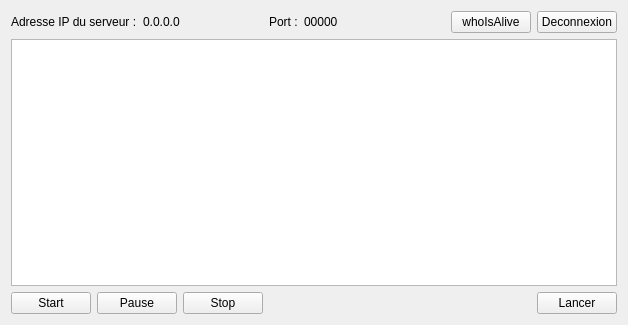
The window that Serveur.ui (ErwanBaud/4DProject-srv) describes before a commit, drawn with Qt 5.
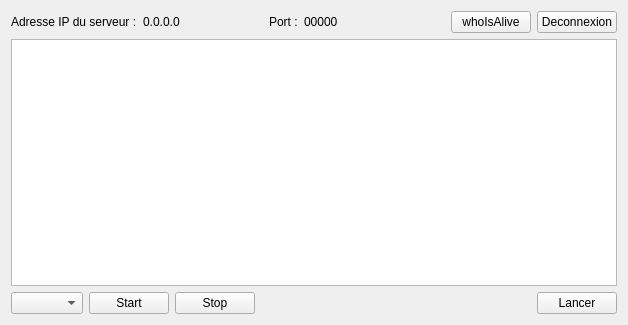
The same window after the commit. Icons and pictures are not drawn.

Commit message:
Ajout gestion état client et ordre par combobox
Les boutons cliquables et ordres associés sont gérés de manière
cohérente selon l'etat des clients.

The edit to the form file:
```diff
--- a/Serveur.ui
+++ b/Serveur.ui
@@ -93,16 +93,12 @@
    <item>
     <layout class="QHBoxLayout" name="horizontalLayout_2">
      <item>
-      <widget class="QPushButton" name="boutonStart">
-       <property name="text">
-        <string>Start</string>
-       </property>
-      </widget>
+      <widget class="QComboBox" name="comboBoxSelection"/>
      </item>
      <item>
-      <widget class="QPushButton" name="boutonPause">
+      <widget class="QPushButton" name="boutonStart">
        <property name="text">
-        <string>Pause</string>
+        <string>Start</string>
        </property>
       </widget>
      </item>
```
The commit also changes 4 other files.
